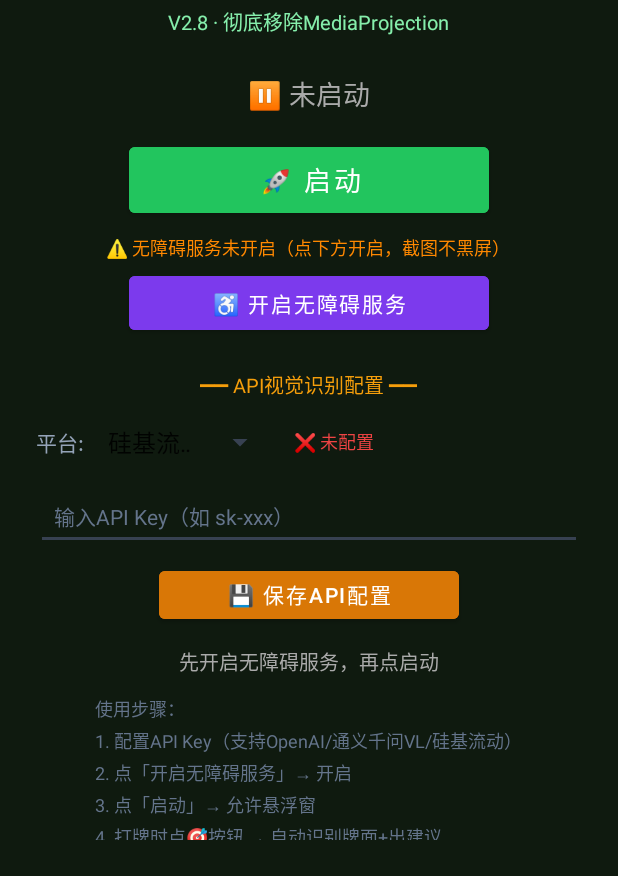
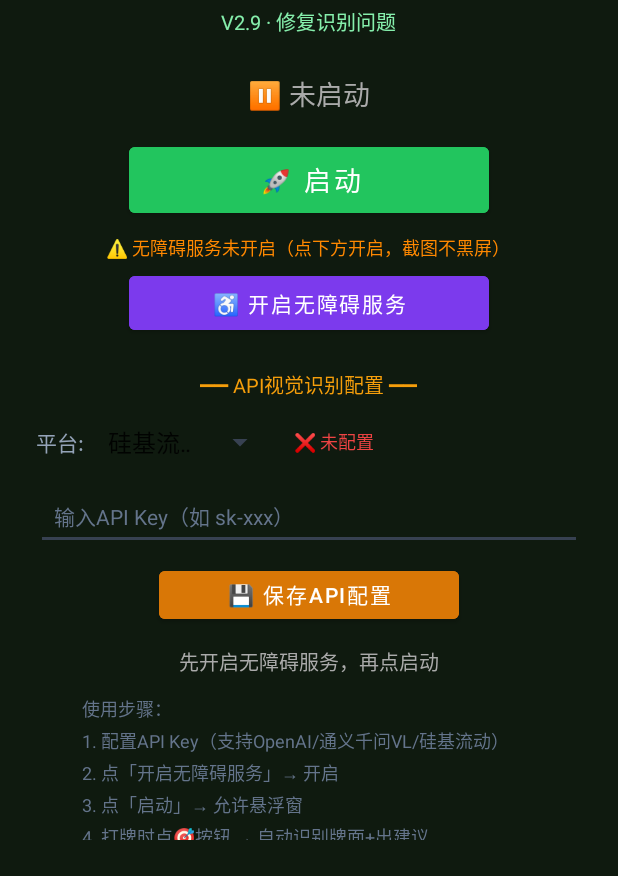
Before and after one commit to juhua458/poker-app, an Android app: the MainActivity screen opened directly, with no data from a screen before it, on a phone screen of 412 x 824 dp, the part 360-1236 px from its top. Run offline under Robolectric (Android 15) with nearby library versions, the light colour scheme and no system bars; 1 statement that could not run was skipped.

Commit message:
v2.9: fix hardcoded version string in layout

```diff
--- a/app/src/main/res/layout/activity_main.xml
+++ b/app/src/main/res/layout/activity_main.xml
@@ -26,7 +26,7 @@
     <TextView
         android:layout_width="wrap_content"
         android:layout_height="wrap_content"
-        android:text="V2.8 · 彻底移除MediaProjection"
+        android:text="V2.9 · 修复识别问题"
         android:textSize="13sp"
         android:textColor="#86efac"
         android:layout_marginTop="4dp" />
@@ -157,7 +157,7 @@
     <TextView
         android:layout_width="wrap_content"
         android:layout_height="wrap_content"
-        android:text="使用步骤：\n1. 配置API Key（支持OpenAI/通义千问VL/硅基流动）\n2. 点「开启无障碍服务」→ 开启\n3. 点「启动」→ 允许悬浮窗\n4. 打牌时点🎯按钮 → 自动识别牌面+出建议\n★ V2.8 彻底移除MediaProjection，永不黑屏 ★"
+        android:text="使用步骤：\n1. 配置API Key（支持OpenAI/通义千问VL/硅基流动）\n2. 点「开启无障碍服务」→ 开启\n3. 点「启动」→ 允许悬浮窗\n4. 打牌时点🎯按钮 → 自动识别牌面+出建议\n★ V2.9 修复T→10显示+识别清空旧手牌+CSS比例调整 ★"
         android:textSize="12sp"
         android:textColor="#64748b"
         android:layout_marginTop="12dp"
```
